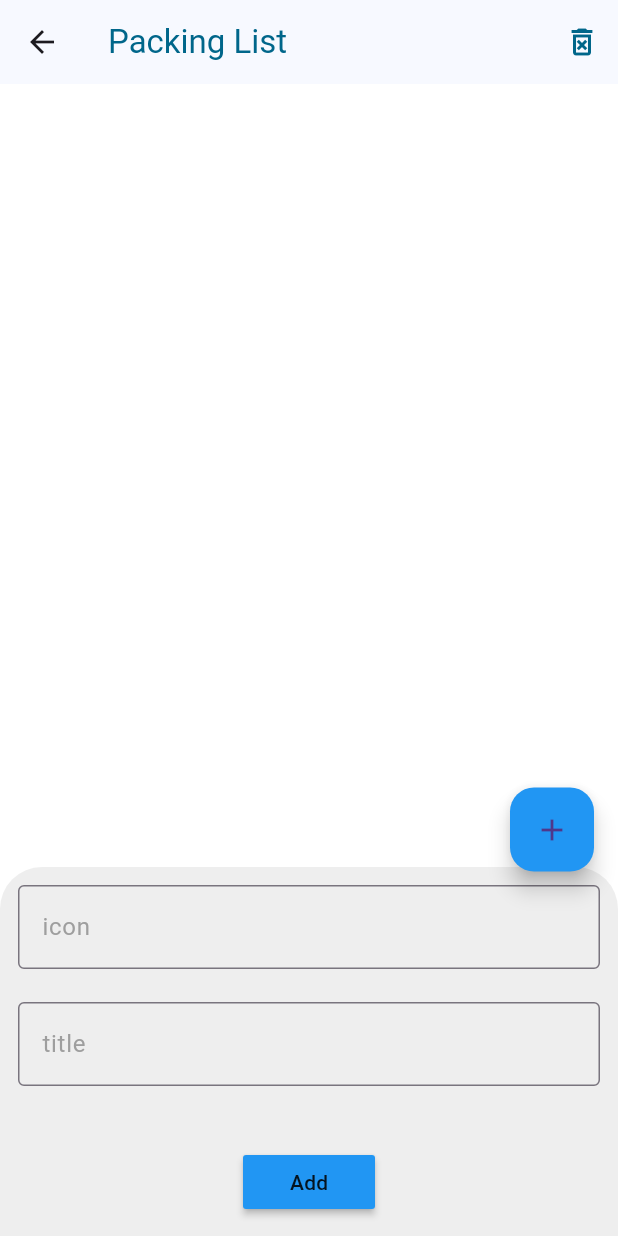
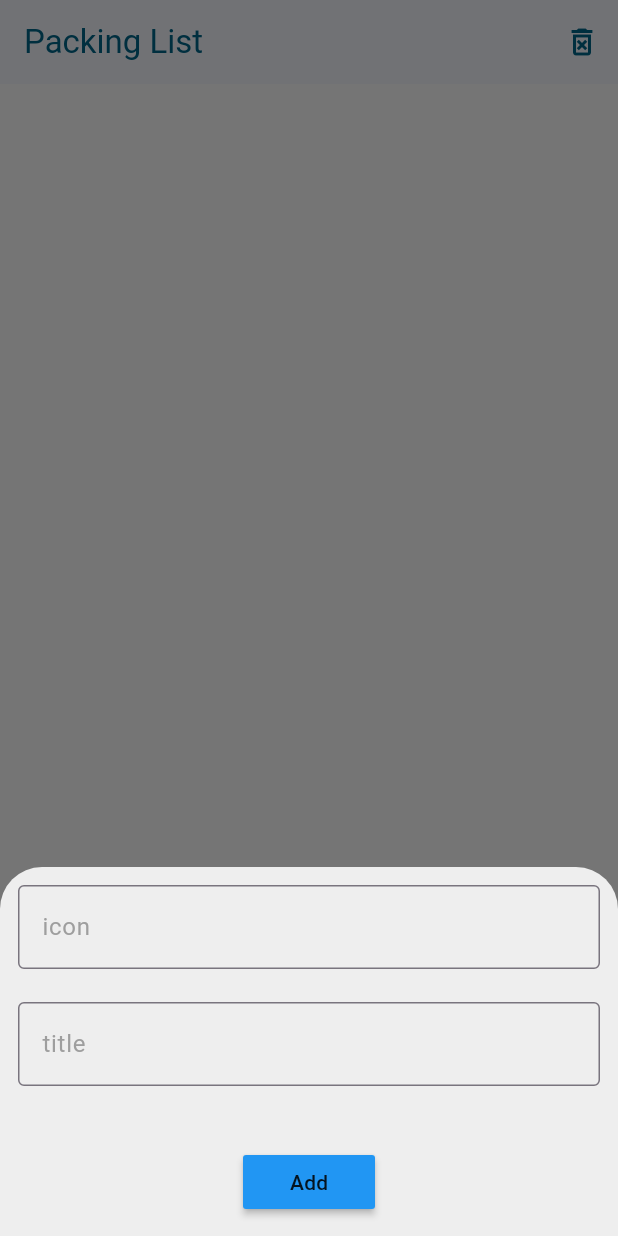
Before and after one commit to ahmedalnagdy18/crocery_app, a Flutter app: the screen it shows after launch, after a tap on the "add" icon, on a phone screen of 412 x 824 dp. Run offline on Flutter 3.47's test engine with Material 3 defaults, Android fonts, the phone set to English and light mode, and no system bars; our stand-ins replace bloc, flutter_bloc, hive_ce, hive_ce_flutter; accounts and stored records are empty; statements that could not run were skipped.

Commit message:
edit in bottom sheet

```diff
--- a/lib/ui/pages/home_page.dart
+++ b/lib/ui/pages/home_page.dart
@@ -32,11 +32,9 @@ class _HomePageState extends State<HomePage> {
         return Scaffold(
           floatingActionButton: Builder(
             builder: (context) {
-              return Padding(
-                padding: const EdgeInsets.only(bottom: 50),
-                child: FloatingActionButton(
+              return FloatingActionButton(
                 onPressed: () {
-                    showBottomSheet(
+                  showModalBottomSheet(
                     backgroundColor: Colors.grey.shade200,
                     context: context,
                     builder: (context) {
@@ -97,7 +95,6 @@ class _HomePageState extends State<HomePage> {
                 },
                 backgroundColor: Colors.blue,
                 child: Icon(Icons.add),
-                ),
               );
             },
           ),
```
Lines whose indentation alone changed are shown as unchanged.
